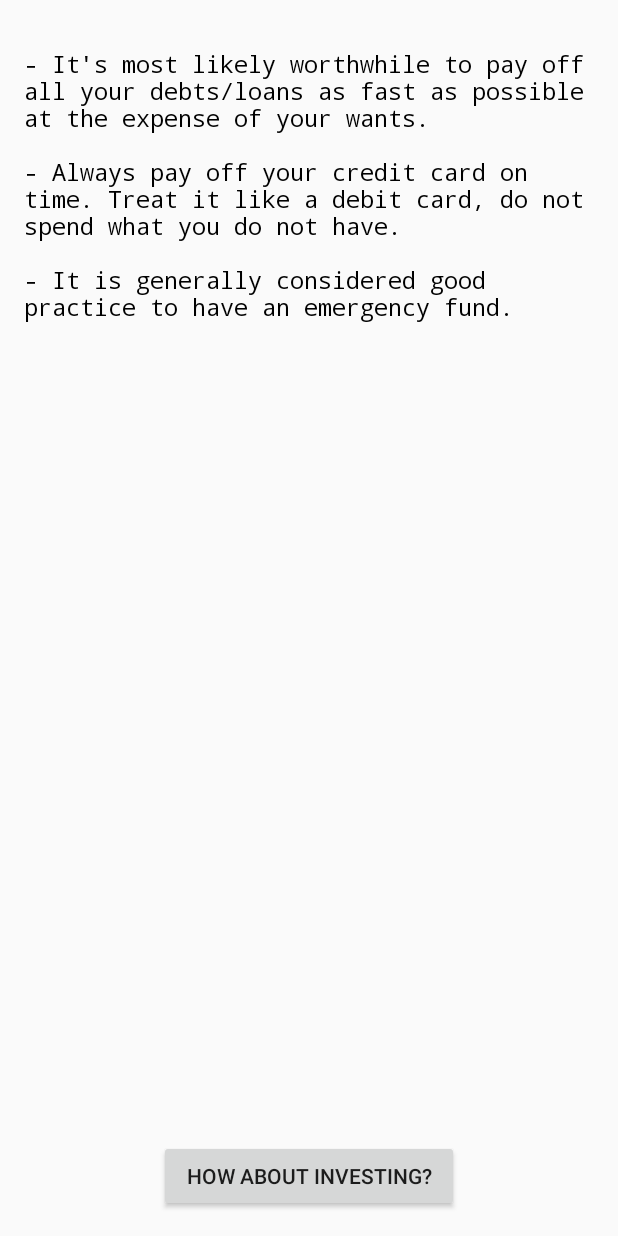
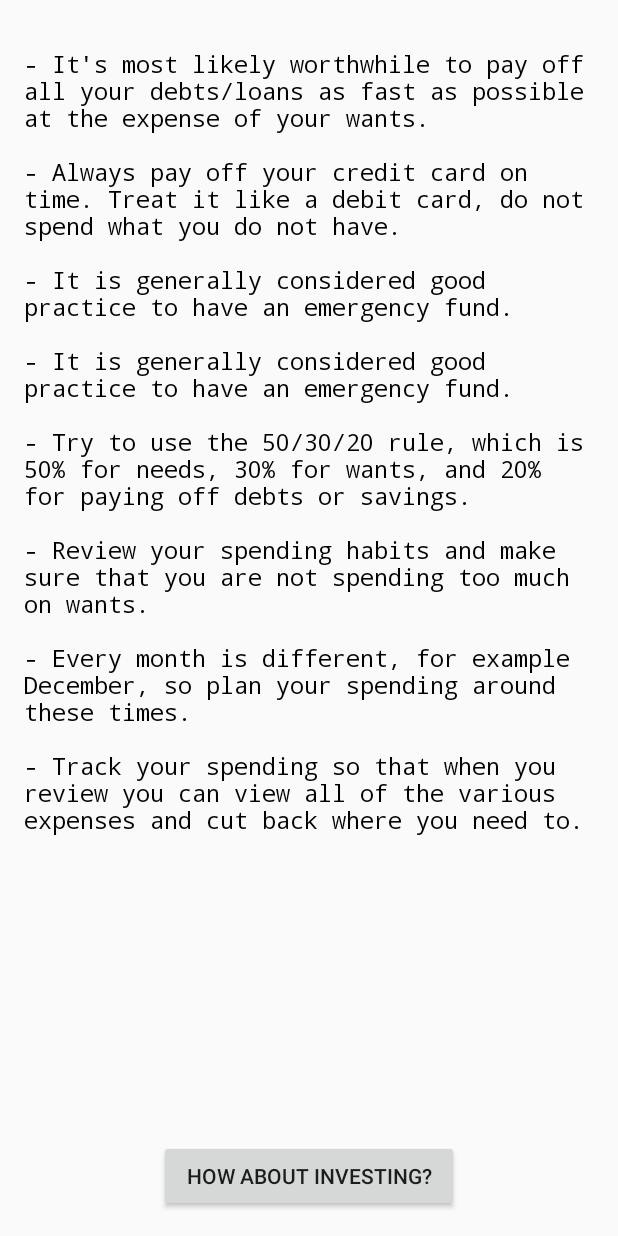
Before and after one commit to ljz3/HackathonV2, an Android app: the Redirection screen opened directly, with no data from a screen before it, on a phone screen of 412 x 824 dp. Run offline under Robolectric (Android 15) with nearby library versions, the phone set to English and light mode, and no system bars.

Commit message:
Update strings.xml

```diff
--- a/app/src/main/res/values/strings.xml
+++ b/app/src/main/res/values/strings.xml
@@ -24,6 +24,11 @@
     <string name="title_activity_main_output">MainOutput</string>
     <string name="tips_long"> - It\'s most likely worthwhile to pay off all your debts/loans as fast as possible at the expense of your wants.
                             \n\n- Always pay off your credit card on time. Treat it like a debit card, do not spend what you do not have.
-                            \n\n- It is generally considered good practice to have an emergency fund.</string>
+                            \n\n- It is generally considered good practice to have an emergency fund.
+                            \n\n- It is generally considered good practice to have an emergency fund.
+                            \n\n- Try to use the 50/30/20 rule, which is 50% for needs, 30% for wants, and 20% for paying off debts or savings.
+                            \n\n- Review your spending habits and make sure that you are not spending too much on wants.
+                            \n\n- Every month is different, for example December, so plan your spending around these times.
+                            \n\n- Track your spending so that when you review you can view all of the various expenses and cut back where you need to.</string>
 
 </resources>
```
